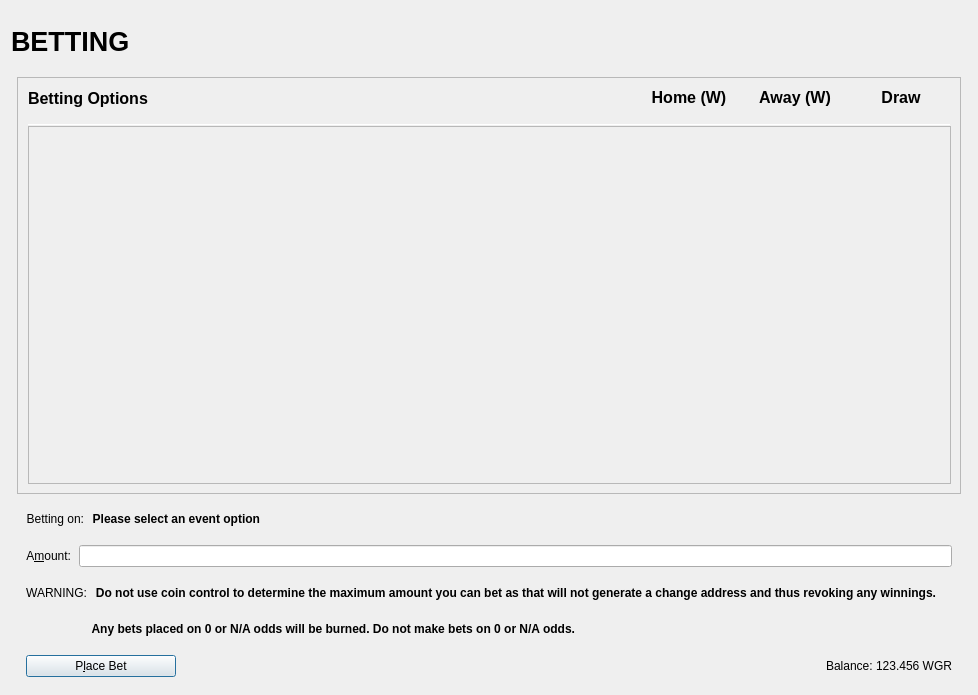
Above: src/qt/forms/placebetdialog.ui from wagerr/wagerr before the change. Below: the same form after it.
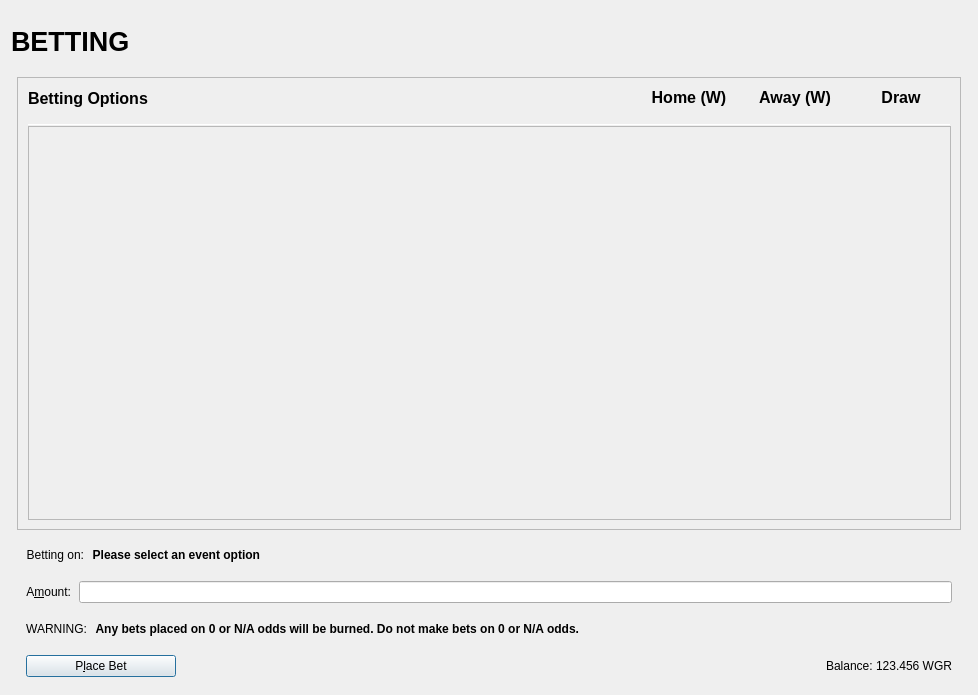
That is the form after the change. Icons and pictures are not drawn. Custom widgets are drawn as their Qt base class.

Commit message: Remove change address warning

Patch:
```diff
--- a/src/qt/forms/placebetdialog.ui
+++ b/src/qt/forms/placebetdialog.ui
@@ -3030,7 +3030,7 @@
                     <item>
                      <widget class="QLabel" name="warningLabel">
                       <property name="text">
-                       <string>Do not use coin control to determine the maximum amount you can bet as that will not generate a change address and thus revoking any winnings.</string>
+                       <string>Any bets placed on 0 or N/A odds will be burned. Do not make bets on 0 or N/A odds.</string>
                       </property>
                       <property name="alignment">
                        <set>Qt::AlignLeft|Qt::AlignTrailing|Qt::AlignVCenter</set>
@@ -3060,65 +3060,6 @@
                </layout>
               </item>
 
-              <item>
-               <layout class="QHBoxLayout" name="horizontalLayoutCoinControl2" stretch="0,0,0,0">
-                <property name="spacing">
-                 <number>8</number>
-                </property>
-                <property name="bottomMargin">
-                 <number>10</number>
-                </property>
-
-                <item>
-                 <spacer name="horizontalSpacer">
-                  <property name="orientation">
-                   <enum>Qt::Horizontal</enum>
-                  </property>
-                  <property name="sizeType">
-                    <enum>QSizePolicy::Fixed</enum>
-                  </property>
-                  <property name="sizeHint" stdset="0">
-                   <size>
-                    <width>65</width>
-                    <height>20</height>
-                   </size>
-                  </property>
-                 </spacer>
-                </item>
-
-                <item>
-                 <widget class="QLabel" name="warningLabel">
-                  <property name="text">
-                   <string>Any bets placed on 0 or N/A odds will be burned. Do not make bets on 0 or N/A odds.</string>
-                  </property>
-                  <property name="alignment">
-                   <set>Qt::AlignLeft|Qt::AlignTrailing|Qt::AlignVCenter</set>
-                  </property>
-                  <property name="font">
-                   <font>
-                    <bold>true</bold>
-                   </font>
-                  </property>
-                 </widget>
-                </item>
-
-                <item>
-                 <spacer name="horizontalSpacer">
-                  <property name="orientation">
-                   <enum>Qt::Horizontal</enum>
-                  </property>
-                  <property name="sizeHint" stdset="0">
-                   <size>
-                    <width>40</width>
-                    <height>20</height>
-                   </size>
-                  </property>
-                </spacer>
-               </item>
-
-              </layout>
-             </item>
-
            <item>
           <layout class="QHBoxLayout" name="horizontalLayout">
            <property name="bottomMargin">
```
